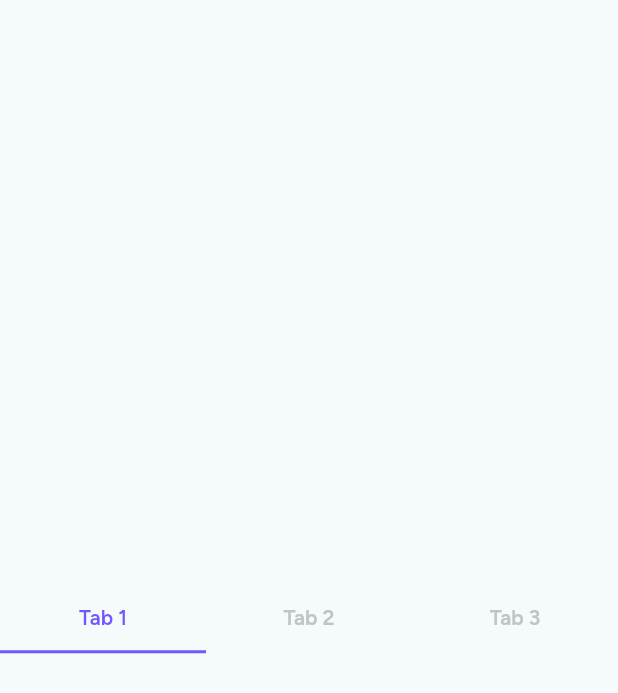
After one commit to nucleusui/nucleus-flutter, a Flutter app: the TabsPage screen opened by its route, on a phone screen of 412 x 824 dp. The commit adds this screen. Shown: the top 693 px of the screen. Run offline on Flutter 3.47's test engine with Material 3 defaults, Android fonts, the phone set to English and light mode, and no system bars; our stand-ins replace flutter_svg, go_router, web; missing offline and left inert: dart:js_interop; statements that could not run were skipped.

Commit message:
feat: add Tabs component

````diff
--- a/lib/nucleus_ui.dart
+++ b/lib/nucleus_ui.dart
@@ -15,6 +15,7 @@ export 'src/search_field.dart';
 export 'src/segmented_control.dart';
 export 'src/separator.dart';
 export 'src/skeleton.dart';
+export 'src/tabs.dart';
 export 'src/toast.dart';
 export 'src/tooltip.dart';
 export 'src/top_bar.dart';
--- /dev/null
+++ b/lib/src/tabs.dart
@@ -0,0 +1,158 @@
+import 'package:flutter/material.dart';
+import 'package:nucleus_ui/constant/colors.dart';
+import 'package:nucleus_ui/constant/typography.dart';
+import 'package:nucleus_ui/extension/context.dart';
+
+/// A customizable tabs widget that provides a clean interface for tab navigation.
+///
+/// The `Tabs` widget is a wrapper around Flutter's [TabBar] that provides
+/// consistent styling and behavior aligned with the nucleus_ui design system.
+/// It automatically handles tab controller creation if none is provided.
+///
+/// Example usage:
+/// ```dart
+/// Tabs(
+///   tabs: [
+///     Tab(text: 'Home'),
+///     Tab(text: 'Profile'),
+///     Tab(text: 'Settings'),
+///   ],
+///   onTap: (index) {
+///     print('Selected tab: $index');
+///   },
+/// )
+/// ```
+class Tabs extends StatefulWidget {
+  /// Creates a `Tabs` widget.
+  ///
+  /// The [tabs] parameter is required and defines the list of tabs to display.
+  /// If no [controller] is provided, one will be created automatically.
+  const Tabs({
+    super.key,
+    required this.tabs,
+    this.controller,
+    this.indicatorColor,
+    this.labelColor,
+    this.unselectedLabelColor,
+    this.indicatorSize = TabBarIndicatorSize.tab,
+    this.indicatorPadding = EdgeInsets.zero,
+    this.labelPadding = EdgeInsets.zero,
+    this.onTap,
+    this.indicatorWeight = 1,
+    this.isScrollable = false,
+    this.overlayColor,
+  });
+
+  /// The list of tabs to display.
+  ///
+  /// Each widget in this list represents a tab. Typically these are [Tab] widgets.
+  final List<Widget> tabs;
+
+  /// The tab controller for managing tab state.
+  ///
+  /// If null, a default [TabController] will be created automatically with
+  /// the same length as the [tabs] list.
+  final TabController? controller;
+
+  /// The color of the line that appears below the selected tab.
+  ///
+  /// If null, defaults to [context.color.accentModerate].
+  final Color? indicatorColor;
+
+  /// The color of the selected tab's label.
+  ///
+  /// If null, defaults to [context.color.accentModerate].
+  final Color? labelColor;
+
+  /// The color of unselected tab labels.
+  ///
+  /// If null, defaults to [context.color.fgSubtle].
+  final Color? unselectedLabelColor;
+
+  /// Defines how the selected tab indicator's size is computed.
+  ///
+  /// Defaults to [TabBarIndicatorSize.tab].
+  final TabBarIndicatorSize indicatorSize;
+
+  /// The padding added to the tab indicator.
+  ///
+  /// Defaults to [EdgeInsets.zero].
+  final EdgeInsetsGeometry indicatorPadding;
+
+  /// The padding added to each tab's label.
+  ///
+  /// Defaults to [EdgeInsets.zero].
+  final EdgeInsetsGeometry labelPadding;
+
+  /// Called when a tab is tapped.
+  ///
+  /// The callback receives the index of the tapped tab.
+  final ValueChanged<int>? onTap;
+
+  /// The thickness of the selected tab indicator line.
+  ///
+  /// Defaults to 1.0.
+  final double indicatorWeight;
+
+  /// Whether the tab bar should be scrollable.
+  ///
+  /// When true, the tab bar can scroll horizontally if the tabs exceed
+  /// the available width. When false, tabs are distributed evenly.
+  /// Defaults to false.
+  final bool isScrollable;
+
+  /// The overlay color for tab interactions.
+  ///
+  /// Defines the color shown when tabs are pressed or hovered.
+  /// If null, defaults to transparent.
+  final WidgetStateProperty<Color?>? overlayColor;
+
+  @override
+  State<Tabs> createState() => _TabsState();
+}
+
+class _TabsState extends State<Tabs> with TickerProviderStateMixin {
+  TabController? _controller;
+
+  @override
+  void initState() {
+    super.initState();
+    _controller = widget.controller ??
+        TabController(length: widget.tabs.length, vsync: this);
+  }
+
+  @override
+  void dispose() {
+    _controller?.dispose();
+    super.dispose();
+  }
+
+  @override
+  Widget build(BuildContext context) {
+    return Column(
+      children: [
+        TabBar(
+          isScrollable: widget.isScrollable,
+          controller: _controller,
+          tabs: widget.tabs,
+          indicatorColor: widget.indicatorColor ?? context.color.accentModerate,
+          labelColor: widget.labelColor ?? context.color.accentModerate,
+          indicatorSize: widget.indicatorSize,
+          dividerColor: Colors.transparent,
+          unselectedLabelColor:
+              widget.unselectedLabelColor ?? context.color.fgSubtle,
+          indicatorPadding: widget.indicatorPadding,
+          labelPadding: widget.labelPadding,
+          onTap: widget.onTap,
+          indicatorWeight: widget.indicatorWeight,
+          labelStyle: AppFonts.semiBold14.copyWith(
+              color: widget.labelColor ?? context.color.accentModerate),
+          unselectedLabelStyle: AppFonts.semiBold14.copyWith(
+              color: widget.unselectedLabelColor ?? context.color.fgSubtle),
+          overlayColor: widget.overlayColor ??
+              WidgetStateProperty.resolveWith((states) => Colors.transparent),
+        ),
+      ],
+    );
+  }
+}
--- /dev/null
+++ b/playground/lib/pages/tabs.dart
@@ -0,0 +1,101 @@
+import 'package:flutter/material.dart';
+import 'package:flutter_svg/svg.dart';
+import 'package:nucleus_ui/constant/colors.dart';
+import 'package:nucleus_ui/extension/context.dart';
+import 'package:nucleus_ui/nucleus_ui.dart';
+
+enum TabsStyle {
+  basic,
+  topIcon,
+  bottomIcon,
+}
+
+class TabsPage extends StatefulWidget {
+  const TabsPage({super.key, required this.style});
+
+  final TabsStyle style;
+
+  @override
+  State<TabsPage> createState() => _TabsPageState();
+}
+
+class _TabsPageState extends State<TabsPage> {
+  int selectedIndex = 0;
+
+  @override
+  Widget build(BuildContext context) {
+    return Scaffold(
+      body: Center(
+        child: ConstrainedBox(
+          constraints: const BoxConstraints(maxWidth: 500),
+          child: Column(
+            mainAxisAlignment: MainAxisAlignment.center,
+            children: [
+              switch (widget.style) {
+                TabsStyle.basic => const Tabs(
+                    tabs: [
+                      Tab(text: 'Tab 1'),
+                      Tab(text: 'Tab 2'),
+                      Tab(text: 'Tab 3'),
+                    ],
+                  ),
+                TabsStyle.topIcon => const Tabs(
+                    tabs: [
+                      Tab(
+                        text: 'Tab 1',
+                        icon: Icon(Icons.circle_outlined, size: 20),
+                      ),
+                      Tab(
+                        text: 'Tab 2',
+                        icon: Icon(Icons.circle_outlined, size: 20),
+                      ),
+                      Tab(
+                        text: 'Tab 3',
+                        icon: Icon(Icons.circle_outlined, size: 20),
+                      ),
+                    ],
+                  ),
+                TabsStyle.bottomIcon => Tabs(
+                    onTap: (value) => setState(() => selectedIndex = value),
+                    tabs: [
+                      (label: 'Home', icon: 'assets/home.svg'),
+                      (label: 'Star', icon: 'assets/location.svg'),
+                      (label: 'Settings', icon: 'assets/square.svg'),
+                    ].asMap().entries.map((e) {
+                      final active = selectedIndex == e.key;
+                      return Tab(
+                        child: Column(
+                          spacing: 4,
+                          children: [
+                            SvgPicture.asset(
+                              e.value.icon,
+                              width: 16,
+                              height: 16,
+                              colorFilter: ColorFilter.mode(
+                                active
+                                    ? context.color.accentModerate
+                                    : context.color.fgSubtle,
+                                BlendMode.srcIn,
+                              ),
+                            ),
+                            Text(
+                              e.value.label,
+                              style: TextStyle(
+                                fontSize: 14,
+                                fontWeight:
+                                    active ? FontWeight.w600 : FontWeight.w400,
+                              ),
+                            ),
+                          ],
+                        ),
+                      );
+                    }).toList(),
+                  ),
+              },
+            ],
+          ),
+        ),
+      ),
+    );
+  }
+}
--- a/playground/lib/router.dart
+++ b/playground/lib/router.dart
@@ -17,6 +17,7 @@ import 'package:playground/pages/search_bar.dart';
 import 'package:playground/pages/segmented_control.dart';
 import 'package:playground/pages/separator.dart';
 import 'package:playground/pages/skeleton.dart';
+import 'package:playground/pages/tabs.dart';
 import 'package:playground/pages/toast.dart';
 import 'package:playground/pages/tooltip.dart';
 import 'package:playground/pages/top_bar.dart';
@@ -212,6 +213,15 @@ final router = GoRouter(
         );
       },
     ),
+    GoRoute(
+      path: '/tabs',
+      builder: (context, state) {
+        final style = state.uri.queryParameters['style'] ?? 'basic';
+        return TabsPage(
+          style: TabsStyle.values.byName(style),
+        );
+      },
+    ),
   ],
 );
 
````
Also changed, not shown: 2 other files.
